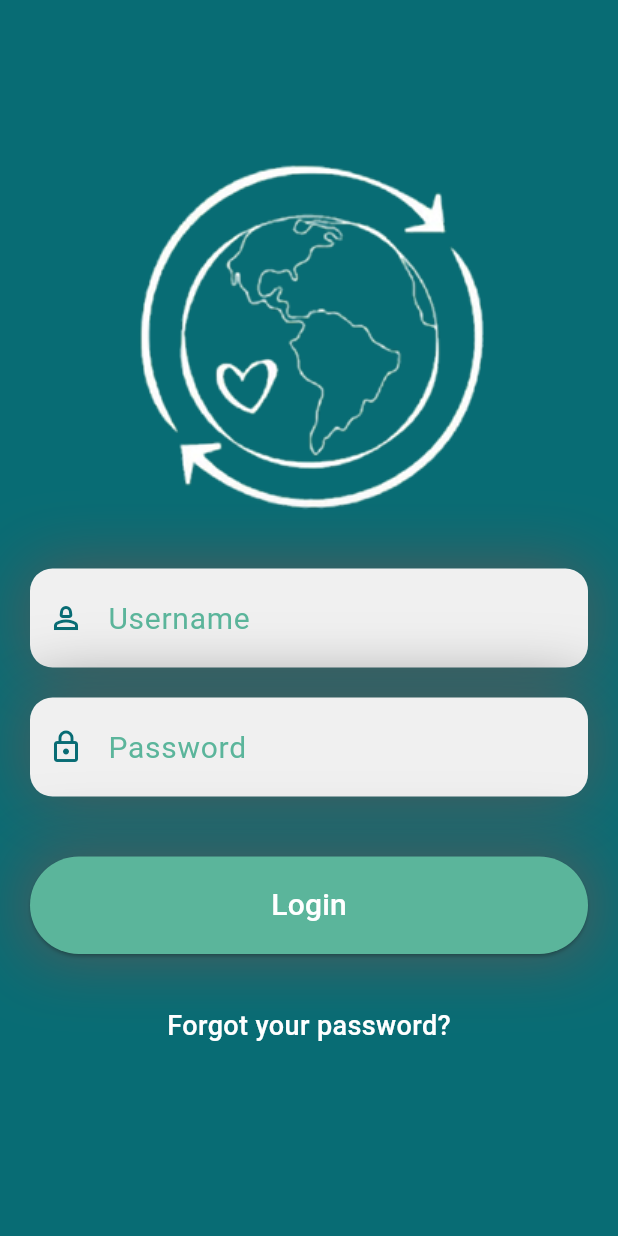
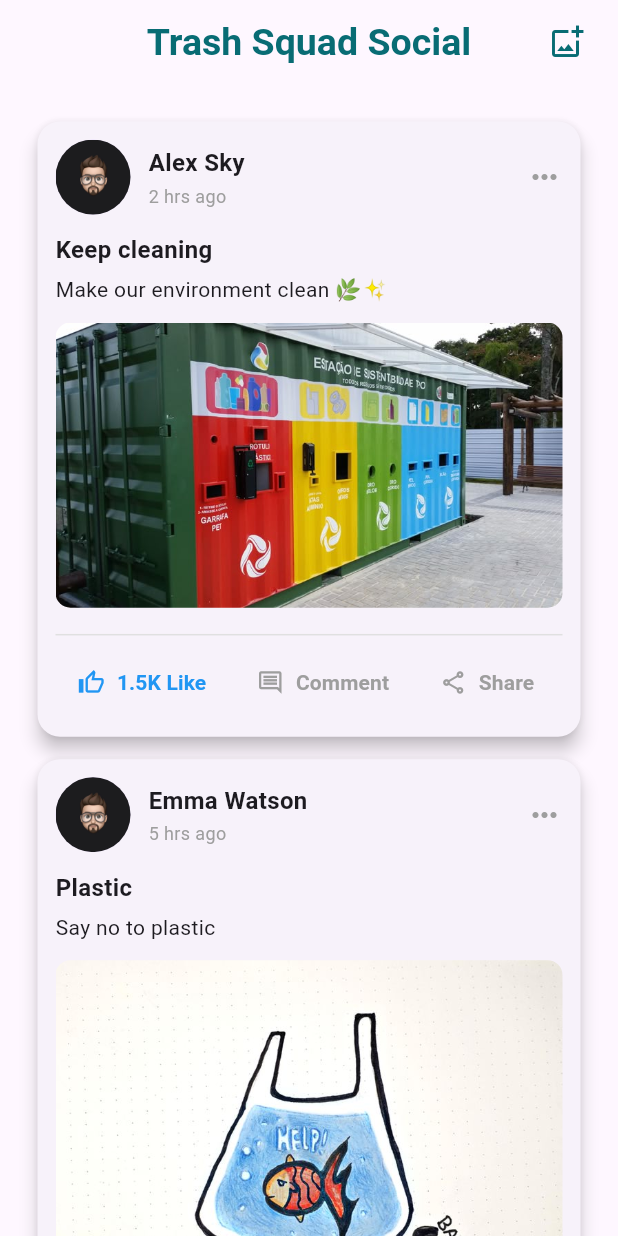
Before and after one commit to vouchheang/trash_squad, a Flutter app: the screen it shows after launch, on a phone screen of 412 x 824 dp. Run offline on Flutter 3.47's test engine with Material 3 defaults, Android fonts, the light colour scheme and no system bars; our stand-ins replace flutter_bloc, image_picker, shared_preferences, table_calendar; project files that could hold a hidden picture were left out.

Commit message:
social screen

```diff
--- a/lib/main.dart
+++ b/lib/main.dart
@@ -2,8 +2,8 @@
 import 'package:flutter_bloc/flutter_bloc.dart';
 import 'package:trash_squad/bloc/user_bloc.dart';
 import 'package:trash_squad/screens/login.dart';
+import 'package:trash_squad/screens/social.dart';
 
-import 'package:trash_squad/screens/register.dart';
 
 void main() {
   runApp(const MyApp());
@@ -23,7 +23,7 @@
       ],
       child: MaterialApp(
         debugShowCheckedModeBanner: false,
-        home: const LoginWidget(),
+        home:  SocialWidget(),
       ),
     );
   }
--- /dev/null
+++ b/lib/screens/social.dart
@@ -0,0 +1,163 @@
+import 'package:flutter/material.dart';
+import 'package:trash_squad/screens/socialpost.dart';
+
+class SocialWidget extends StatelessWidget {
+   SocialWidget({super.key});
+
+  final List<Map<String, String>> posts = [
+    {
+      "name": "Alex Sky",
+      "time": "2 hrs ago",
+      "profile": "assets/images/profile.png",
+      "title": "Keep cleaning",
+      "postImage": "assets/images/post.png",
+      "text": "Make our environment clean 🌿✨",
+    },
+    {
+      "name": "Emma Watson",
+      "time": "5 hrs ago",
+      "profile": "assets/images/profile.png",
+      "title": "Plastic",
+      "postImage": "assets/images/post2.png",
+      "text": "Say no to plastic",
+    },
+    {
+      "name": "John Doe",
+      "time": "1 day ago",
+      "profile": "assets/images/profile.png",
+      "title": "Love trees",
+      "postImage": "assets/images/post3.png",
+      "text": "Love trees, love our planet",
+    },
+  ];
+
+  @override
+  Widget build(BuildContext context) {
+    return Scaffold(
+      appBar: appBar(context),
+      body: SingleChildScrollView(
+        padding: EdgeInsets.all(25),
+        child: Column(
+          children: posts.map((post) => _buildPostCard(post)).toList(),
+        ),
+      ),
+    );
+  }
+
+  /// Post Card Widget
+  Widget _buildPostCard(Map<String, String> post) {
+    return Card(
+      shape: RoundedRectangleBorder(borderRadius: BorderRadius.circular(15)),
+      elevation: 5,
+      margin: EdgeInsets.only(bottom: 15),
+      child: Padding(
+        padding: EdgeInsets.all(12),
+        child: Column(
+          crossAxisAlignment: CrossAxisAlignment.start,
+          children: [
+            Row(
+              children: [
+                CircleAvatar(
+                  radius: 25,
+                  backgroundImage: AssetImage(post["profile"]!),
+                ),
+                SizedBox(width: 12),
+                Column(
+                  crossAxisAlignment: CrossAxisAlignment.start,
+                  children: [
+                    Text(
+                      post["name"]!,
+                      style: TextStyle(fontWeight: FontWeight.bold, fontSize: 16),
+                    ),
+                    SizedBox(height: 2),
+                    Text(
+                      post["time"]!,
+                      style: TextStyle(color: Colors.grey, fontSize: 12),
+                    ),
+                  ],
+                ),
+                Spacer(),
+                Icon(Icons.more_horiz, color: Colors.grey),
+              ],
+            ),
+
+            SizedBox(height: 12),
+            Text(
+              post["title"]!,
+              style: TextStyle(fontSize: 16,
+              fontWeight: FontWeight.bold),
+            ),
+
+            SizedBox(height: 5),
+            Text(
+              post["text"]!,
+              style: TextStyle(fontSize: 14),
+            ),
+
+            SizedBox(height: 12),
+            ClipRRect(
+              borderRadius: BorderRadius.circular(10),
+              child: Image.asset(post["postImage"]!),
+            ),
+
+            SizedBox(height: 10),
+            Divider(color: Colors.grey[300]),
+            Row(
+              mainAxisAlignment: MainAxisAlignment.spaceAround,
+              children: [
+                _buildButton(Icons.thumb_up_alt_outlined, "1.5K Like", Colors.blue),
+                _buildButton(Icons.comment_outlined, "Comment", Colors.grey),
+                _buildButton(Icons.share_outlined, "Share", Colors.grey),
+              ],
+            ),
+          ],
+        ),
+      ),
+    );
+  }
+
+  Widget _buildButton(IconData icon, String text, Color color) {
+    return TextButton.icon(
+      onPressed: () {},
+      icon: Icon(icon, color: color),
+      label: Text(
+        text,
+        style: TextStyle(color: color, fontWeight: FontWeight.bold),
+      ),
+    );
+  }
+
+  AppBar appBar(BuildContext context) {
+    return AppBar(
+      title: const Text("Trash Squad Social"),
+      titleTextStyle: TextStyle(
+        color: Color(0xFF086C74),
+        fontWeight: FontWeight.bold,
+        fontSize: 25,
+      ),
+      centerTitle: true,
+      actions: [
+        GestureDetector(
+          onTap: () {},
+          child: Container(
+            margin: EdgeInsets.only(right: 10),
+            alignment: Alignment.center,
+            decoration: BoxDecoration(borderRadius: BorderRadius.circular(10)),
+            child: IconButton(
+              icon: Icon(
+                Icons.add_photo_alternate_outlined,
+                color: Color(0xFF086C74),
+              ),
+              onPressed: () {
+                Navigator.push(
+                  context,
+                  MaterialPageRoute(builder: (context) => SocialpostWidget()),
+                );
+              },
+            ),
+          ),
+        ),
+      ],
+    );
+  }
+}
--- a/pubspec.yaml
+++ b/pubspec.yaml
@@ -34,11 +34,12 @@ dependencies:
   # The following adds the Cupertino Icons font to your application.
   # Use with the CupertinoIcons class for iOS style icons.
   cupertino_icons: ^1.0.8
-  flutter_svg: ^2.0.10
   table_calendar: ^3.2.0
   shared_preferences: ^2.5.2
   flutter_bloc: ^9.1.0
   flutter_svg: ^2.0.17
+  image_picker: ^1.0.4
+  http: ^1.3.0
 
 dev_dependencies:
   flutter_test:
```
Also changed, not shown: lib/screens/history.dart (+17 -8 lines), lib/screens/socialpost.dart (added, +164 -0 lines), assets/images/post.png (added), assets/images/post2.png (added), assets/images/post3.png (added), assets/images/profile.png (added), pubspec.lock, 5 other files.
